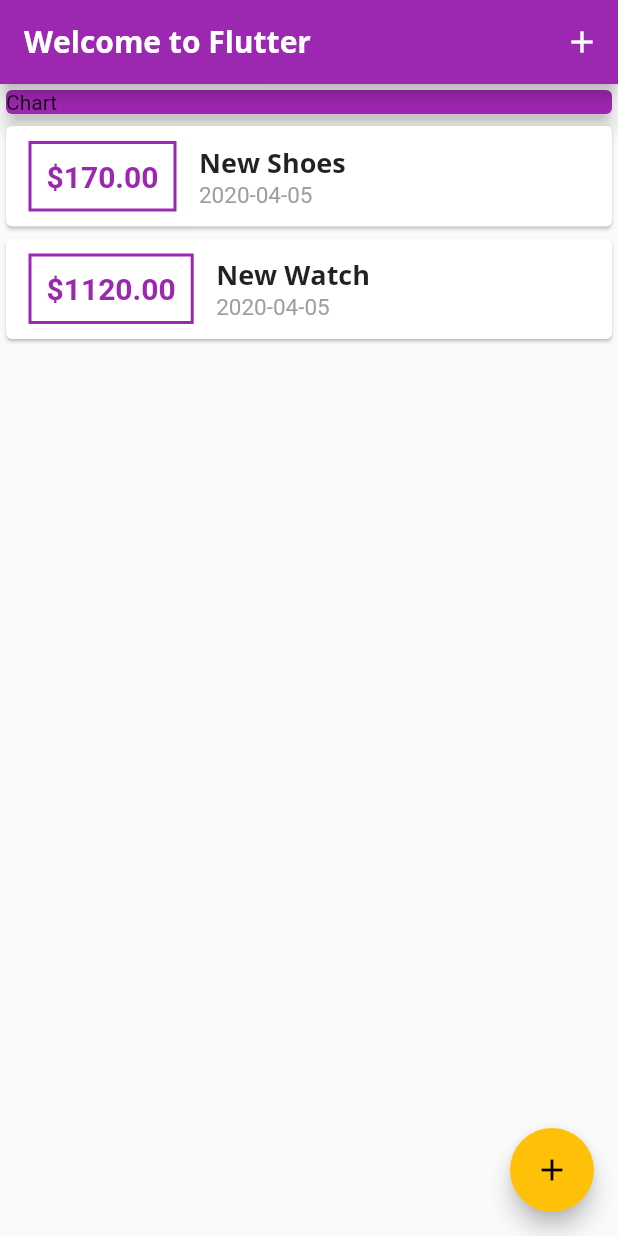
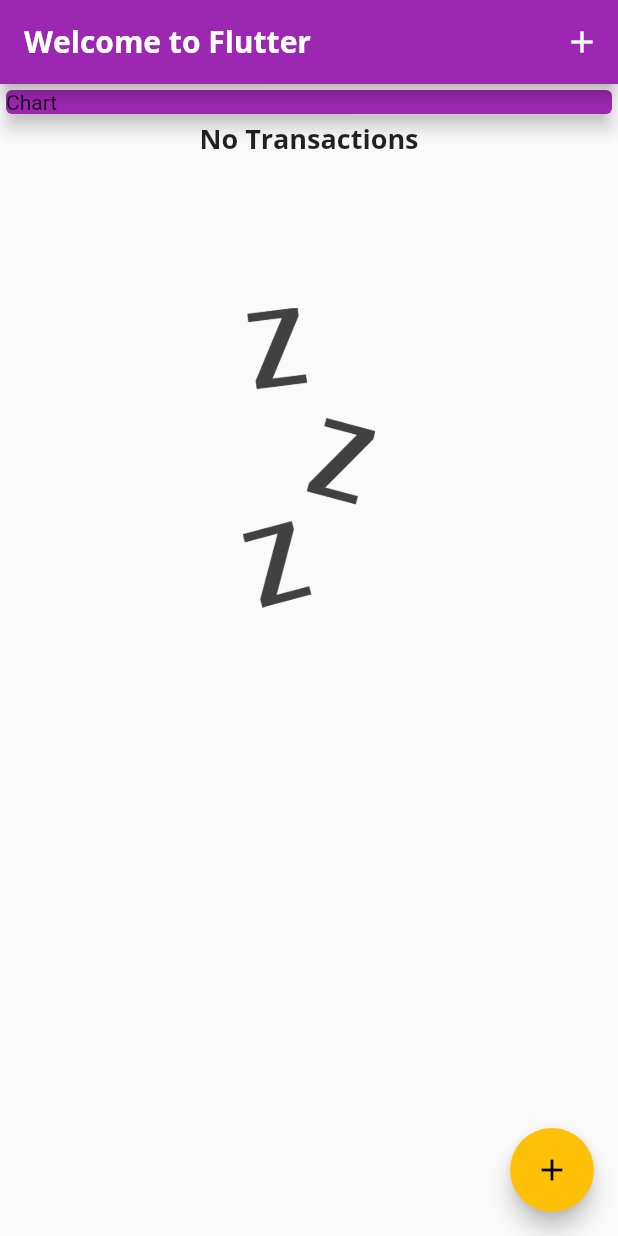
Before and after one commit to swapnilp0x00/expenses-tracker, a Flutter app: the screen it shows after launch, on a phone screen of 412 x 824 dp. Run offline on Flutter 3.47's test engine with Material 2 defaults, Android fonts, the phone set to English and light mode, and no system bars.

```diff
--- a/lib/main.dart
+++ b/lib/main.dart
@@ -48,18 +48,18 @@ class Home extends StatefulWidget {
 
 class _HomeState extends State<Home> {
   final List<Transaction> _userTransaction = [
-    Transaction(
-      id: 't1',
-      title: 'New Shoes',
-      amount: 170.00,
-      date: DateTime.now(),
-    ),
-    Transaction(
-      id: 't2',
-      title: 'New Watch',
-      amount: 1120.00,
-      date: DateTime.now(),
-    )
+    // Transaction(
+    //   id: 't1',
+    //   title: 'New Shoes',
+    //   amount: 170.00,
+    //   date: DateTime.now(),
+    // ),
+    // Transaction(
+    //   id: 't2',
+    //   title: 'New Watch',
+    //   amount: 1120.00,
+    //   date: DateTime.now(),
+    // )
   ];
 
   void _addNewTransaction(String title, double amount) {
--- a/lib/widgets/transaction_list.dart
+++ b/lib/widgets/transaction_list.dart
@@ -11,7 +11,21 @@ class TransactionList extends StatelessWidget {
   Widget build(BuildContext context) {
     return Container(
         height: 500,
-        child: ListView.builder(
+        child: transactions.isEmpty
+            ? Column(
+                children: <Widget>[
+                  Text(
+                    'No Transactions',
+                    style: Theme.of(context).textTheme.title,
+                  ),
+                  SizedBox( height: 100,),
+                  Container(
+                    height: 200,
+                      child: Image.asset('assets/images/waiting.png',
+                          fit: BoxFit.cover)),
+                ],
+              )
+            : ListView.builder(
                 itemBuilder: (ctx, index) {
                   return Card(
                     child: Row(
--- a/pubspec.yaml
+++ b/pubspec.yaml
@@ -42,9 +42,8 @@ flutter:
   uses-material-design: true
 
   # To add assets to your application, add an assets section, like this:
-  # assets:
-  #   - images/a_dot_burr.jpeg
-  #   - images/a_dot_ham.jpeg
+  assets:
+    - assets/images/waiting.png
 
   # An image asset can refer to one or more resolution-specific "variants", see
   # https://flutter.dev/assets-and-images/#resolution-aware.
```
Also changed, not shown: lib/widgets/chart.dart (added). Lines whose indentation alone changed are shown as unchanged.
